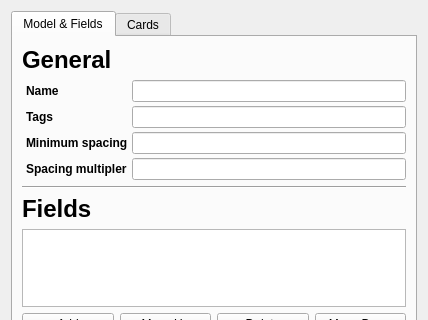
Before: the Qt Designer form designer/modelproperties.ui in ankitects/anki, drawn with Qt 5; both pictures show x 0 to 428 and y 0 to 320 of the 428 by 518 pixel window.
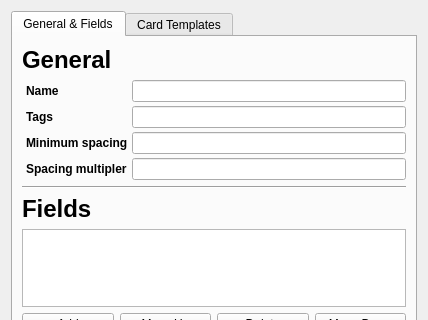
After: the same form once the commit is applied.

Commit message: fix model properties dialog

```diff
--- a/designer/modelproperties.ui
+++ b/designer/modelproperties.ui
@@ -31,7 +31,7 @@
        </rect>
       </property>
       <attribute name="title" >
-       <string>Model &amp;&amp; Fields</string>
+       <string>General &amp;&amp; Fields</string>
       </attribute>
       <layout class="QVBoxLayout" >
        <property name="spacing" >
@@ -285,7 +285,7 @@
        </rect>
       </property>
       <attribute name="title" >
-       <string>Cards</string>
+       <string>Card Templates</string>
       </attribute>
       <layout class="QGridLayout" name="gridLayout_2" >
        <item row="0" column="0" >
```
